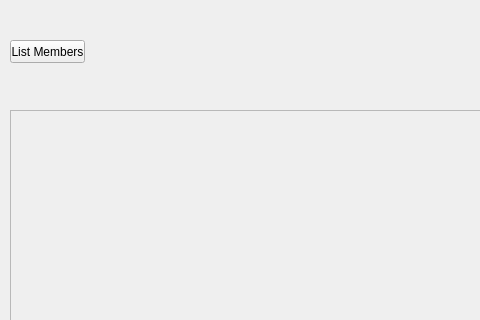
The window that LibrarySystem/editmembers.ui (josfire18/LibrarySystem) describes before a commit, drawn with Qt 5; both pictures show x 0 to 480 and y 0 to 320 of the 988 by 480 pixel window.
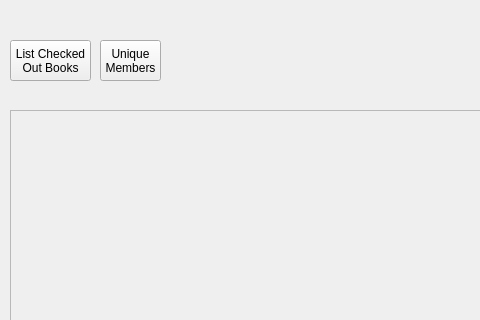
The same window after the commit.

Commit message: Unique Members, checked out books displayed in editmembers

Patch:
```diff
--- a/LibrarySystem/editmembers.ui
+++ b/LibrarySystem/editmembers.ui
@@ -18,12 +18,13 @@
     <rect>
      <x>10</x>
      <y>40</y>
-     <width>75</width>
-     <height>23</height>
+     <width>81</width>
+     <height>41</height>
     </rect>
    </property>
    <property name="text">
-    <string>List Members</string>
+    <string>List Checked
+Out Books</string>
    </property>
   </widget>
   <widget class="QScrollArea" name="scrollArea">
@@ -49,6 +50,20 @@
     </property>
    </widget>
   </widget>
+  <widget class="QPushButton" name="cmdUniqueMems">
+   <property name="geometry">
+    <rect>
+     <x>100</x>
+     <y>40</y>
+     <width>61</width>
+     <height>41</height>
+    </rect>
+   </property>
+   <property name="text">
+    <string>Unique
+Members</string>
+   </property>
+  </widget>
  </widget>
  <resources/>
  <connections/>
```
The commit also changes 8 other files.
